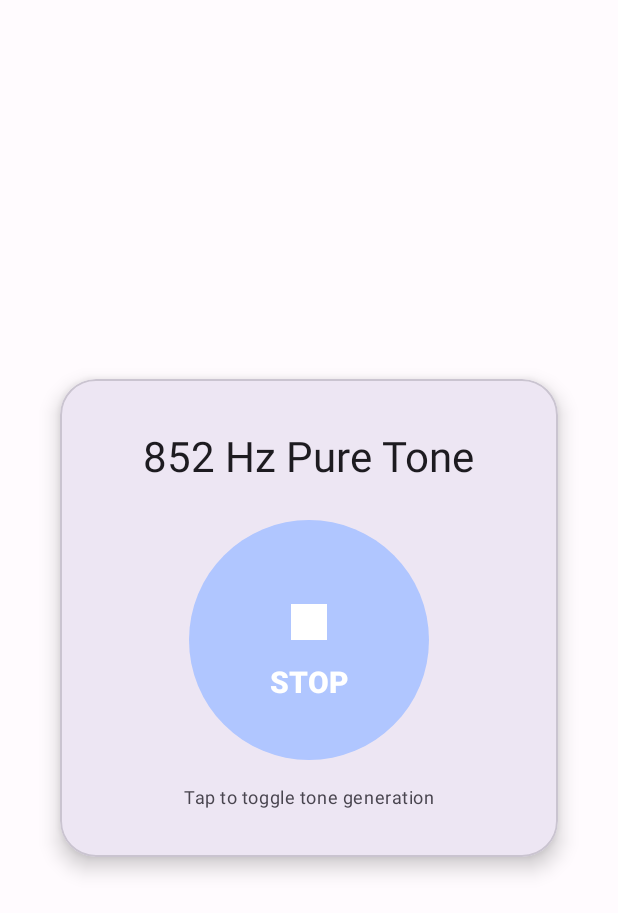
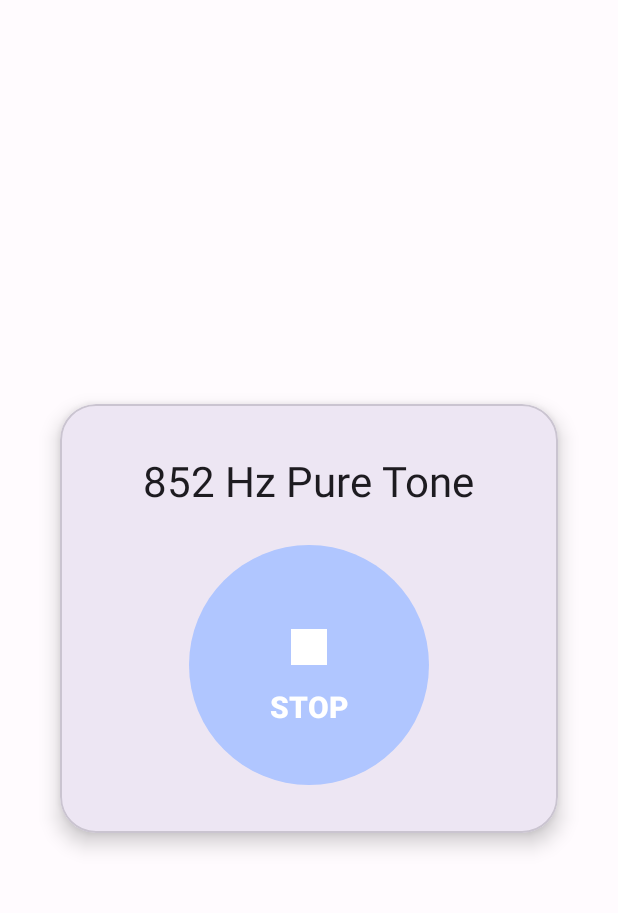
Before and after one commit to jaredjxyz/android-tone-generator, an Android app: the screen it shows after launch (MainActivity), after a tap on "START", on a phone screen of 412 x 824 dp. Shown: the top 913 px of the screen. Run offline under Robolectric (Android 15) with nearby library versions, the phone set to English and light mode, and no system bars; 1 other tap on this screen came first.

Commit message:
Add home screen widget and improve UI polish
- Add ToneWidgetProvider for home screen quick tone toggle
- Add button press animation with scale effect
- Update status bar styling for better appearance
- Clean up main activity layout by removing instruction text
- Add widget background and button styling resources
- Integrate widget updates with ToneManager state changes

🤖 Generated with [Claude Code](https://claude.ai/code)

Co-Authored-By: Claude <noreply@anthropic.com>

```diff
--- a/app/src/main/kotlin/com/example/tonega/MainActivity.kt
+++ b/app/src/main/kotlin/com/example/tonega/MainActivity.kt
@@ -1,6 +1,9 @@
 package com.example.tonega
 
+import android.animation.AnimatorSet
+import android.animation.ObjectAnimator
 import android.os.Bundle
+import android.view.animation.AccelerateDecelerateInterpolator
 import androidx.activity.ComponentActivity
 import androidx.core.content.ContextCompat
 import com.google.android.material.button.MaterialButton
@@ -15,6 +18,7 @@ class MainActivity : ComponentActivity(), ToneManager.ToneStateListener {
         toggleButton = findViewById(R.id.toggleButton)
 
         toggleButton.setOnClickListener {
+            animateButtonPress()
             if (ToneManager.isPlaying()) {
                 ToneManager.stopTone()
             } else {
@@ -23,13 +27,41 @@ class MainActivity : ComponentActivity(), ToneManager.ToneStateListener {
         }
 
         ToneManager.addListener(this)
-        ToneManager.startTone()
+        updateButton(ToneManager.isPlaying())
     }
 
     override fun onToneStateChanged(isPlaying: Boolean) {
         runOnUiThread {
             updateButton(isPlaying)
         }
+    }
+
+    private fun animateButtonPress() {
+        val scaleDownX = ObjectAnimator.ofFloat(toggleButton, "scaleX", 1f, 0.9f)
+        val scaleDownY = ObjectAnimator.ofFloat(toggleButton, "scaleY", 1f, 0.9f)
+        val scaleUpX = ObjectAnimator.ofFloat(toggleButton, "scaleX", 0.9f, 1f)
+        val scaleUpY = ObjectAnimator.ofFloat(toggleButton, "scaleY", 0.9f, 1f)
+
+        scaleDownX.duration = 100
+        scaleDownY.duration = 100
+        scaleUpX.duration = 100
+        scaleUpY.duration = 100
+
+        val scaleDown = AnimatorSet().apply {
+            playTogether(scaleDownX, scaleDownY)
+            interpolator = AccelerateDecelerateInterpolator()
+        }
+
+        val scaleUp = AnimatorSet().apply {
+            playTogether(scaleUpX, scaleUpY)
+            interpolator = AccelerateDecelerateInterpolator()
+        }
+
+        val animatorSet = AnimatorSet().apply {
+            playSequentially(scaleDown, scaleUp)
+        }
+
+        animatorSet.start()
     }
 
     private fun updateButton(isPlaying: Boolean) {
--- a/app/src/main/kotlin/com/example/tonega/ToneManager.kt
+++ b/app/src/main/kotlin/com/example/tonega/ToneManager.kt
@@ -86,4 +86,8 @@ object ToneManager {
         }
         audioTrack = null
     }
+
+    fun updateWidgets(context: android.content.Context) {
+        ToneWidgetProvider.updateAllWidgets(context)
+    }
 }
--- a/app/src/main/res/layout/activity_main.xml
+++ b/app/src/main/res/layout/activity_main.xml
@@ -49,14 +49,6 @@
                 android:insetTop="0dp"
                 android:insetBottom="0dp" />
 
-            <com.google.android.material.textview.MaterialTextView
-                android:layout_width="wrap_content"
-                android:layout_height="wrap_content"
-                android:text="Tap to toggle tone generation"
-                android:textAppearance="@style/TextAppearance.Material3.BodySmall"
-                android:textAlignment="center"
-                android:layout_marginTop="16dp"
-                android:textColor="?colorOnSurfaceVariant" />
 
         </LinearLayout>
 
--- /dev/null
+++ b/app/src/main/res/values/strings.xml
@@ -0,0 +1,5 @@
+<?xml version="1.0" encoding="utf-8"?>
+<resources>
+    <string name="app_name">Tone Generator</string>
+    <string name="widget_description">Toggle 852Hz pure tone on/off</string>
+</resources>
--- a/app/src/main/res/values/themes.xml
+++ b/app/src/main/res/values/themes.xml
@@ -28,5 +28,7 @@
         <item name="colorSurfaceInverse">@color/md_theme_inverse_surface</item>
         <item name="colorOnSurfaceInverse">@color/md_theme_inverse_on_surface</item>
         <item name="colorPrimaryInverse">@color/md_theme_inverse_primary</item>
+        <item name="android:statusBarColor">?android:colorBackground</item>
+        <item name="android:windowLightStatusBar">true</item>
     </style>
 </resources>
```
Also changed, not shown: app/src/main/AndroidManifest.xml (+11 -0 lines), app/src/main/kotlin/com/example/tonega/ToneWidgetProvider.kt (added, +95 -0 lines), app/src/main/res/drawable/widget_background.xml (added, +9 -0 lines), app/src/main/res/drawable/widget_button_background.xml (added, +15 -0 lines), app/src/main/res/layout/widget_tone_toggle.xml (added, +20 -0 lines), app/src/main/res/xml/widget_tone_toggle_info.xml (added, +14 -0 lines).
